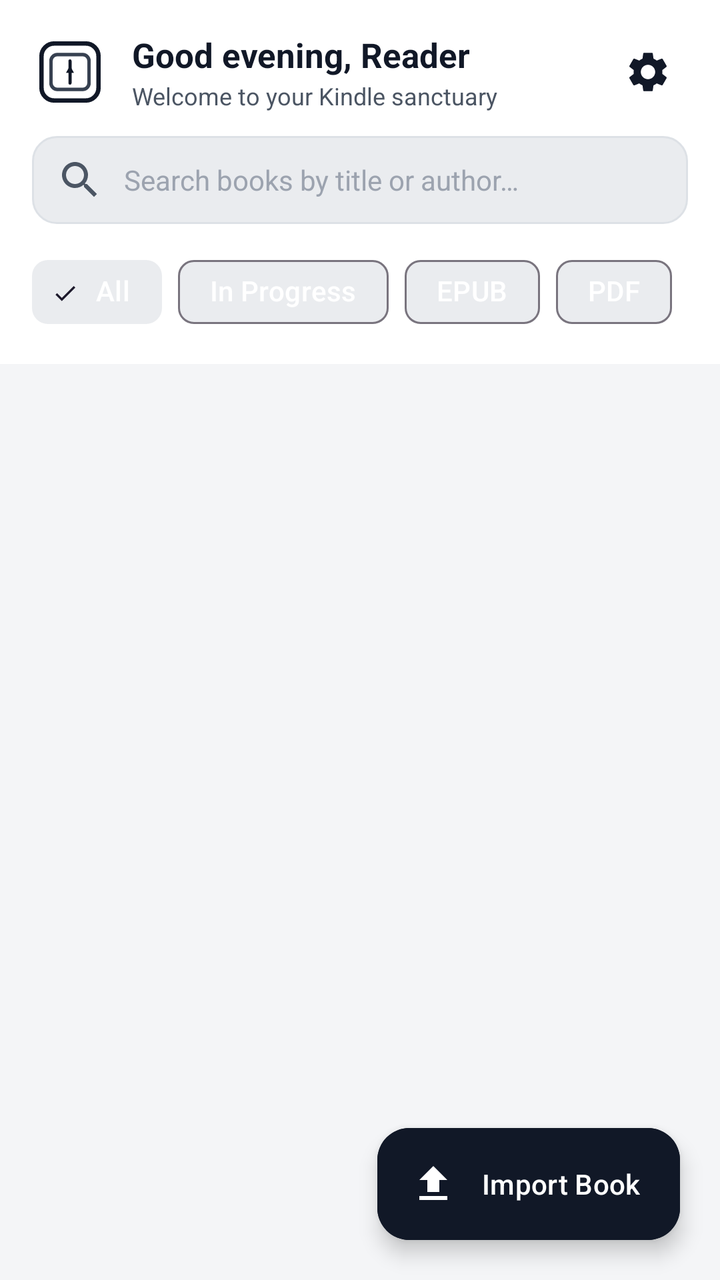
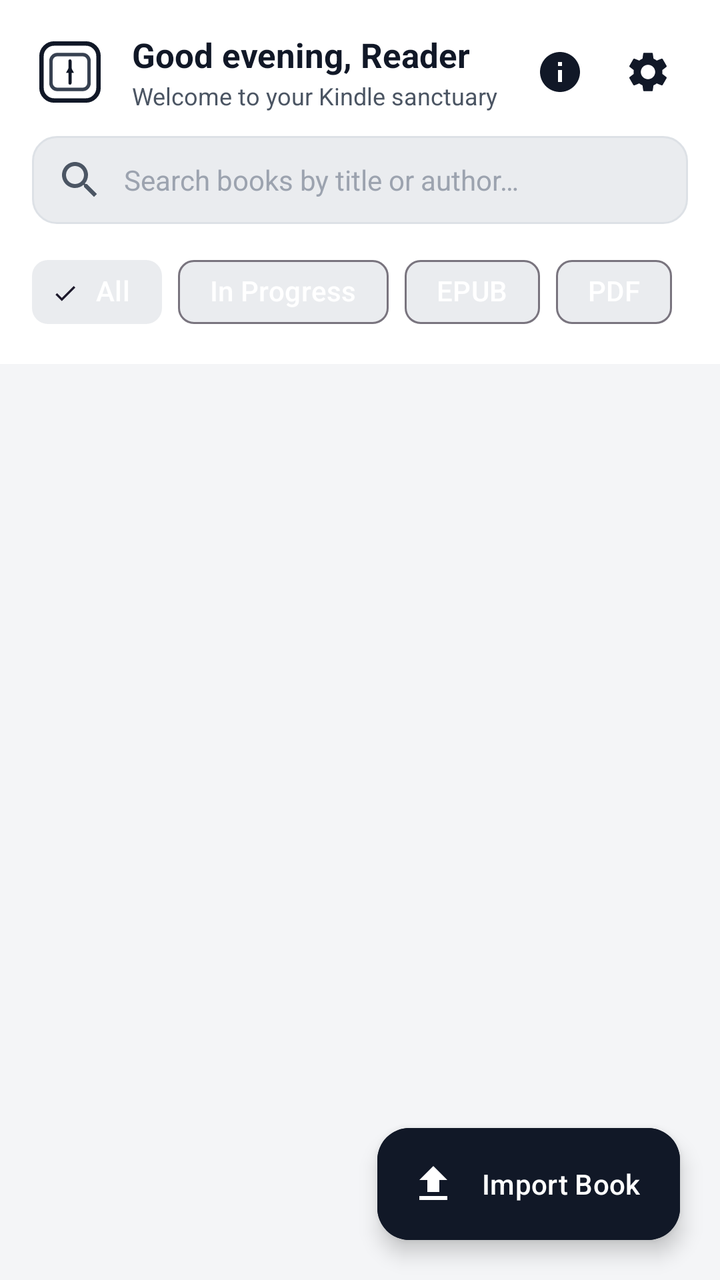

Screens rendered from an Android XML layout before and after an edit, with the pre-edit source and the edit as a unified diff.
<!-- AndroidManifest.xml: activity theme Theme.LuminaReader -->
<!-- res/layout/activity_main.xml -->
<?xml version="1.0" encoding="utf-8"?>
<androidx.coordinatorlayout.widget.CoordinatorLayout xmlns:android="http://schemas.android.com/apk/res/android"
    xmlns:app="http://schemas.android.com/apk/res-auto"
    android:layout_width="match_parent"
    android:layout_height="match_parent"
    android:background="@color/app_bg">

    <com.google.android.material.appbar.AppBarLayout
        android:id="@+id/appBarLayout"
        android:layout_width="match_parent"
        android:layout_height="wrap_content"
        android:background="@color/app_surface"
        app:elevation="0dp">

        <LinearLayout
            android:layout_width="match_parent"
            android:layout_height="wrap_content"
            android:orientation="vertical"
            android:paddingHorizontal="16dp"
            android:paddingTop="16dp"
            android:paddingBottom="12dp">

            
            <LinearLayout
                android:layout_width="match_parent"
                android:layout_height="wrap_content"
                android:gravity="center_vertical"
                android:orientation="horizontal">

                <ImageView
                    android:id="@+id/ivLogo"
                    android:layout_width="38dp"
                    android:layout_height="38dp"
                    android:src="@drawable/ic_inkwell_logo" />

                <LinearLayout
                    android:layout_width="0dp"
                    android:layout_height="wrap_content"
                    android:layout_marginStart="12dp"
                    android:layout_weight="1"
                    android:orientation="vertical">

                    <TextView
                        android:id="@+id/tvGreeting"
                        android:layout_width="wrap_content"
                        android:layout_height="wrap_content"
                        android:text="Good evening, Reader"
                        android:textColor="@color/text_primary"
                        android:textSize="17sp"
                        android:textStyle="bold" />

                    <TextView
                        android:id="@+id/tvGreetingSubtitle"
                        android:layout_width="wrap_content"
                        android:layout_height="wrap_content"
                        android:layout_marginTop="1dp"
                        android:text="Welcome to your Kindle sanctuary"
                        android:textColor="@color/text_secondary"
                        android:textSize="12sp" />
                </LinearLayout>

                <ImageButton
                    android:id="@+id/btnSettings"
                    android:layout_width="40dp"
                    android:layout_height="40dp"
                    android:background="?attr/selectableItemBackgroundBorderless"
                    android:contentDescription="Settings"
                    android:padding="8dp"
                    android:src="@drawable/ic_settings"
                    app:tint="@color/text_primary" />

            </LinearLayout>

            
            <EditText
                android:id="@+id/etSearch"
                android:layout_width="match_parent"
                android:layout_height="44dp"
                android:layout_marginTop="12dp"
                android:background="@drawable/bg_search_input"
                android:drawableStart="@drawable/ic_search"
                android:drawablePadding="10dp"
                android:drawableTint="@color/text_secondary"
                android:hint="@string/search_hint"
                android:imeOptions="actionSearch"
                android:inputType="text"
                android:maxLines="1"
                android:paddingHorizontal="12dp"
                android:textColor="@color/text_primary"
                android:textColorHint="@color/text_tertiary"
                android:textSize="14sp" />

            
            <HorizontalScrollView
                android:layout_width="match_parent"
                android:layout_height="wrap_content"
                android:layout_marginTop="10dp"
                android:scrollbars="none">

                <com.google.android.material.chip.ChipGroup
                    android:id="@+id/chipGroupFilter"
                    android:layout_width="wrap_content"
                    android:layout_height="wrap_content"
                    app:singleSelection="true">

                    <com.google.android.material.chip.Chip
                        android:id="@+id/chipAll"
                        style="@style/Widget.Material3.Chip.Filter"
                        android:layout_width="wrap_content"
                        android:layout_height="wrap_content"
                        android:checked="true"
                        android:text="@string/filter_all"
                        android:textColor="@color/white"
                        app:chipBackgroundColor="@color/app_surface_variant" />

                    <com.google.android.material.chip.Chip
                        android:id="@+id/chipReading"
                        style="@style/Widget.Material3.Chip.Filter"
                        android:layout_width="wrap_content"
                        android:layout_height="wrap_content"
                        android:text="@string/filter_reading"
                        android:textColor="@color/white"
                        app:chipBackgroundColor="@color/app_surface_variant" />

                    <com.google.android.material.chip.Chip
                        android:id="@+id/chipEpub"
                        style="@style/Widget.Material3.Chip.Filter"
                        android:layout_width="wrap_content"
                        android:layout_height="wrap_content"
                        android:text="@string/filter_epub"
                        android:textColor="@color/white"
                        app:chipBackgroundColor="@color/app_surface_variant" />

                    <com.google.android.material.chip.Chip
                        android:id="@+id/chipPdf"
                        style="@style/Widget.Material3.Chip.Filter"
                        android:layout_width="wrap_content"
                        android:layout_height="wrap_content"
                        android:text="@string/filter_pdf"
                        android:textColor="@color/white"
                        app:chipBackgroundColor="@color/app_surface_variant" />

                    <com.google.android.material.chip.Chip
                        android:id="@+id/chipTxt"
                        style="@style/Widget.Material3.Chip.Filter"
                        android:layout_width="wrap_content"
                        android:layout_height="wrap_content"
                        android:text="@string/filter_txt"
                        android:textColor="@color/white"
                        app:chipBackgroundColor="@color/app_surface_variant" />
                </com.google.android.material.chip.ChipGroup>
            </HorizontalScrollView>

            
            <LinearLayout
                android:id="@+id/cardContinueReading"
                android:layout_width="match_parent"
                android:layout_height="wrap_content"
                android:layout_marginTop="12dp"
                android:background="@drawable/bg_hero_card"
                android:orientation="horizontal"
                android:padding="12dp"
                android:visibility="gone">

                
                <FrameLayout
                    android:id="@+id/layoutHeroCover"
                    android:layout_width="56dp"
                    android:layout_height="82dp"
                    android:background="@drawable/bg_setting_card">

                    <ImageView
                        android:id="@+id/ivHeroCover"
                        android:layout_width="match_parent"
                        android:layout_height="match_parent"
                        android:scaleType="centerCrop"
                        android:visibility="gone" />

                    <TextView
                        android:id="@+id/tvHeroCoverInitial"
                        android:layout_width="match_parent"
                        android:layout_height="match_parent"
                        android:gravity="center"
                        android:text="B"
                        android:textColor="@color/white"
                        android:textSize="20sp"
                        android:textStyle="bold" />
                </FrameLayout>

                
                <LinearLayout
                    android:layout_width="0dp"
                    android:layout_height="match_parent"
                    android:layout_marginStart="12dp"
                    android:layout_weight="1"
                    android:gravity="center_vertical"
                    android:orientation="vertical">

                    <LinearLayout
                        android:layout_width="wrap_content"
                        android:layout_height="wrap_content"
                        android:gravity="center_vertical"
                        android:orientation="horizontal">

                        <TextView
                            android:layout_width="wrap_content"
                            android:layout_height="wrap_content"
                            android:text="JUMP BACK IN"
                            android:textColor="@color/brand_primary"
                            android:textSize="10sp"
                            android:textStyle="bold" />

                        <TextView
                            android:id="@+id/tvHeroFormatBadge"
                            android:layout_width="wrap_content"
                            android:layout_height="wrap_content"
                            android:layout_marginStart="8dp"
                            android:background="@drawable/bg_badge_kindle"
                            android:paddingHorizontal="4dp"
                            android:paddingVertical="1dp"
                            android:text="EPUB"
                            android:textColor="@color/brand_primary"
                            android:textSize="9sp"
                            android:textStyle="bold" />
                    </LinearLayout>

                    <TextView
                        android:id="@+id/tvHeroTitle"
                        android:layout_width="wrap_content"
                        android:layout_height="wrap_content"
                        android:layout_marginTop="2dp"
                        android:ellipsize="end"
                        android:maxLines="1"
                        android:text="Book Title"
                        android:textColor="@color/text_primary"
                        android:textSize="14sp"
                        android:textStyle="bold" />

                    <TextView
                        android:id="@+id/tvHeroAuthor"
                        android:layout_width="wrap_content"
                        android:layout_height="wrap_content"
                        android:ellipsize="end"
                        android:maxLines="1"
                        android:text="Author Name"
                        android:textColor="@color/text_secondary"
                        android:textSize="11sp" />

                    
                    <LinearLayout
                        android:layout_width="match_parent"
                        android:layout_height="wrap_content"
                        android:layout_marginTop="6dp"
                        android:gravity="center_vertical"
                        android:orientation="horizontal">

                        <ProgressBar
                            android:id="@+id/pbHeroProgress"
                            style="?android:attr/progressBarStyleHorizontal"
                            android:layout_width="0dp"
                            android:layout_height="6dp"
                            android:layout_weight="1"
                            android:max="100"
                            android:progress="35"
                            android:progressDrawable="@drawable/bg_progress_amber" />

                        <TextView
                            android:id="@+id/tvHeroProgressPercent"
                            android:layout_width="wrap_content"
                            android:layout_height="wrap_content"
                            android:layout_marginStart="8dp"
                            android:text="35%"
                            android:textColor="@color/brand_primary"
                            android:textSize="11sp"
                            android:textStyle="bold" />
                    </LinearLayout>
                </LinearLayout>

                
                <com.google.android.material.button.MaterialButton
                    android:id="@+id/btnResumeReading"
                    android:layout_width="wrap_content"
                    android:layout_height="wrap_content"
                    android:layout_gravity="center_vertical"
                    android:layout_marginStart="8dp"
                    android:backgroundTint="@color/brand_primary"
                    android:insetLeft="0dp"
                    android:insetTop="0dp"
                    android:insetRight="0dp"
                    android:insetBottom="0dp"
                    android:paddingHorizontal="12dp"
                    android:paddingVertical="6dp"
                    android:text="Resume"
                    android:textColor="@color/brand_on_primary"
                    android:textSize="11sp"
                    android:textStyle="bold"
                    app:cornerRadius="10dp"
                    app:icon="@drawable/ic_play"
                    app:iconSize="14dp"
                    app:iconTint="@color/brand_on_primary" />
            </LinearLayout>

        </LinearLayout>
    </com.google.android.material.appbar.AppBarLayout>

    
    <androidx.recyclerview.widget.RecyclerView
        android:id="@+id/rvBooks"
        android:layout_width="match_parent"
        android:layout_height="match_parent"
        android:clipToPadding="false"
        android:paddingHorizontal="12dp"
        android:paddingTop="12dp"
        android:paddingBottom="88dp"
        app:layout_behavior="@string/appbar_scrolling_view_behavior" />

    
    <LinearLayout
        android:id="@+id/layoutEmpty"
        android:layout_width="match_parent"
        android:layout_height="wrap_content"
        android:layout_gravity="center"
        android:layout_marginHorizontal="24dp"
        android:gravity="center"
        android:orientation="vertical"
        android:visibility="gone">

        <ImageView
            android:layout_width="64dp"
            android:layout_height="64dp"
            android:background="@drawable/bg_empty_circle"
            android:padding="16dp"
            android:src="@drawable/ic_inkwell_logo" />

        <TextView
            android:layout_width="wrap_content"
            android:layout_height="wrap_content"
            android:layout_marginTop="16dp"
            android:text="@string/empty_library_title"
            android:textColor="@color/text_primary"
            android:textSize="18sp"
            android:textStyle="bold" />

        <TextView
            android:layout_width="wrap_content"
            android:layout_height="wrap_content"
            android:layout_marginTop="8dp"
            android:gravity="center"
            android:text="@string/empty_library_desc"
            android:textColor="@color/text_secondary"
            android:textSize="13sp" />

        <com.google.android.material.button.MaterialButton
            android:id="@+id/btnLoadStarter"
            android:layout_width="wrap_content"
            android:layout_height="wrap_content"
            android:layout_marginTop="20dp"
            android:backgroundTint="@color/brand_primary_container"
            android:text="@string/load_starter_books"
            android:textColor="@color/brand_on_primary_container"
            app:cornerRadius="12dp"
            app:icon="@drawable/ic_sparkles"
            app:iconTint="@color/brand_on_primary_container"
            app:strokeColor="@color/brand_primary"
            app:strokeWidth="1dp" />
    </LinearLayout>

    
    <com.google.android.material.floatingactionbutton.ExtendedFloatingActionButton
        android:id="@+id/fabUpload"
        android:layout_width="wrap_content"
        android:layout_height="wrap_content"
        android:layout_gravity="bottom|end"
        android:layout_margin="20dp"
        android:backgroundTint="@color/brand_primary"
        android:text="@string/upload_book"
        android:textColor="@color/brand_on_primary"
        app:icon="@drawable/ic_upload"
        app:iconTint="@color/brand_on_primary" />

</androidx.coordinatorlayout.widget.CoordinatorLayout>
<!-- resources referenced by this layout -->
<resources>
  <color name="app_bg">#F4F5F7</color>
  <color name="app_surface">#FFFFFF</color>
  <color name="app_surface_variant">#EAECEF</color>
  <color name="brand_on_primary">#FFFFFF</color>
  <color name="brand_on_primary_container">#111827</color>
  <color name="brand_primary">#111827</color>
  <color name="brand_primary_container">#E5E7EB</color>
  <color name="text_primary">#111827</color>
  <color name="text_secondary">#4B5563</color>
  <color name="text_tertiary">#9CA3AF</color>
  <color name="white">#FFFFFF</color>
  <!-- drawable bg_badge_kindle (drawable) -->
  <shape xmlns:android="http://schemas.android.com/apk/res/android"
      android:shape="rectangle">
      <corners android:radius="6dp" />
      <solid android:color="@color/brand_primary_container" />
  </shape>
  <!-- drawable bg_empty_circle (drawable) -->
  <shape xmlns:android="http://schemas.android.com/apk/res/android"
      android:shape="oval">
      <solid android:color="@color/app_surface_variant" />
      <stroke
          android:width="2dp"
          android:color="@color/app_border" />
  </shape>
  <!-- drawable bg_hero_card (drawable) -->
  <?xml version="1.0" encoding="utf-8"?>
  <shape xmlns:android="http://schemas.android.com/apk/res/android"
      android:shape="rectangle">
      <solid android:color="@color/app_surface" />
      <corners android:radius="16dp" />
      <stroke
          android:width="1dp"
          android:color="@color/app_border" />
  </shape>
  <!-- drawable bg_search_input (drawable) -->
  <shape xmlns:android="http://schemas.android.com/apk/res/android"
      android:shape="rectangle">
      <corners android:radius="12dp" />
      <solid android:color="@color/app_surface_variant" />
      <stroke
          android:width="1dp"
          android:color="@color/app_border" />
  </shape>
  <!-- drawable bg_setting_card (drawable) -->
  <shape xmlns:android="http://schemas.android.com/apk/res/android"
      android:shape="rectangle">
      <corners android:radius="12dp" />
      <solid android:color="@color/app_surface_variant" />
      <stroke
          android:width="1dp"
          android:color="@color/app_border" />
  </shape>
  <!-- drawable ic_play (drawable) -->
  <vector xmlns:android="http://schemas.android.com/apk/res/android"
      android:width="24dp"
      android:height="24dp"
      android:viewportWidth="24"
      android:viewportHeight="24">
    <path
        android:fillColor="@color/black"
        android:pathData="M8,5v14l11,-7z"/>
  </vector>
  <!-- drawable ic_upload (drawable) -->
  <vector xmlns:android="http://schemas.android.com/apk/res/android"
      android:width="24dp"
      android:height="24dp"
      android:viewportWidth="24"
      android:viewportHeight="24">
      <path
          android:fillColor="#FFFFFFFF"
          android:pathData="M9,16h6v-6h4l-7,-7 -7,7h4v6zM5,18h14v2H5z"/>
  </vector>
  <string name="empty_library_desc">Import your favourite EPUB, PDF, or TXT books to start reading with custom typography and display themes.</string>
  <string name="empty_library_title">Your Library is Empty</string>
  <string name="filter_all">All</string>
  <string name="filter_epub">EPUB</string>
  <string name="filter_pdf">PDF</string>
  <string name="filter_reading">In Progress</string>
  <string name="filter_txt">Text</string>
  <string name="load_starter_books">Load Starter Classics</string>
  <string name="search_hint">Search books by title or author…</string>
  <string name="upload_book">Import Book</string>
  <color name="app_border">#DDE1E6</color>
  <color name="brand_accent">#374151</color>
  <color name="black">#000000</color>
  <!-- unchanged entries left out for length: 6 -->
</resources>

<!-- the commit's change to res/layout/activity_main.xml (unified diff, before → after) -->
@@ -58,6 +58,17 @@
                         android:textColor="@color/text_secondary"
                         android:textSize="12sp" />
                 </LinearLayout>
+
+                <ImageButton
+                    android:id="@+id/btnFormatsInfo"
+                    android:layout_width="40dp"
+                    android:layout_height="40dp"
+                    android:layout_marginEnd="4dp"
+                    android:background="?attr/selectableItemBackgroundBorderless"
+                    android:contentDescription="Supported Formats"
+                    android:padding="8dp"
+                    android:src="@drawable/ic_info"
+                    app:tint="@color/text_primary" />
 
                 <ImageButton
                     android:id="@+id/btnSettings"
@@ -350,11 +361,59 @@
             android:textColor="@color/text_secondary"
             android:textSize="13sp" />
 
+        
+        <LinearLayout
+            android:layout_width="match_parent"
+            android:layout_height="wrap_content"
+            android:layout_marginTop="20dp"
+            android:background="@drawable/bg_setting_card"
+            android:orientation="vertical"
+            android:padding="14dp">
+
+            <TextView
+                android:layout_width="wrap_content"
+                android:layout_height="wrap_content"
+                android:text="SUPPORTED FILE FORMATS"
+                android:textColor="@color/brand_primary"
+                android:textSize="11sp"
+                android:textStyle="bold" />
+
+            <LinearLayout
+                android:layout_width="match_parent"
+                android:layout_height="wrap_content"
+                android:layout_marginTop="8dp"
+                android:orientation="vertical">
+
+                <TextView
+                    android:layout_width="wrap_content"
+                    android:layout_height="wrap_content"
+                    android:text="📖  EPUB (.epub) — Ebooks with full chapter &amp; image support"
+                    android:textColor="@color/text_primary"
+                    android:textSize="12sp" />
+
+                <TextView
+                    android:layout_width="wrap_content"
+                    android:layout_height="wrap_content"
+                    android:layout_marginTop="4dp"
+                    android:text="📄  PDF (.pdf) — Fit-to-screen, zoom &amp; high-contrast ink"
+                    android:textColor="@color/text_primary"
+                    android:textSize="12sp" />
+
+                <TextView
+                    android:layout_width="wrap_content"
+                    android:layout_height="wrap_content"
+                    android:layout_marginTop="4dp"
+                    android:text="📝  Text (.txt, .md) — Plain text and markdown documents"
+                    android:textColor="@color/text_primary"
+                    android:textSize="12sp" />
+            </LinearLayout>
+        </LinearLayout>
+
         <com.google.android.material.button.MaterialButton
             android:id="@+id/btnLoadStarter"
             android:layout_width="wrap_content"
             android:layout_height="wrap_content"
-            android:layout_marginTop="20dp"
+            android:layout_marginTop="16dp"
             android:backgroundTint="@color/brand_primary_container"
             android:text="@string/load_starter_books"
             android:textColor="@color/brand_on_primary_container"
<!-- resource entries referenced after the edit -->
@@ -53,6 +53,16 @@
           android:width="1dp"
           android:color="@color/app_border" />
   </shape>
+  <!-- drawable ic_info (drawable) -->
+  <vector xmlns:android="http://schemas.android.com/apk/res/android"
+      android:width="24dp"
+      android:height="24dp"
+      android:viewportWidth="24"
+      android:viewportHeight="24">
+      <path
+          android:fillColor="@color/text_primary"
+          android:pathData="M12,2C6.48,2 2,6.48 2,12s4.48,10 10,10 10,-4.48 10,-10S17.52,2 12,2zM13,17h-2v-6h2v6zM13,9h-2V7h2v2z"/>
+  </vector>
   <!-- drawable ic_play (drawable) -->
   <vector xmlns:android="http://schemas.android.com/apk/res/android"
       android:width="24dp"
